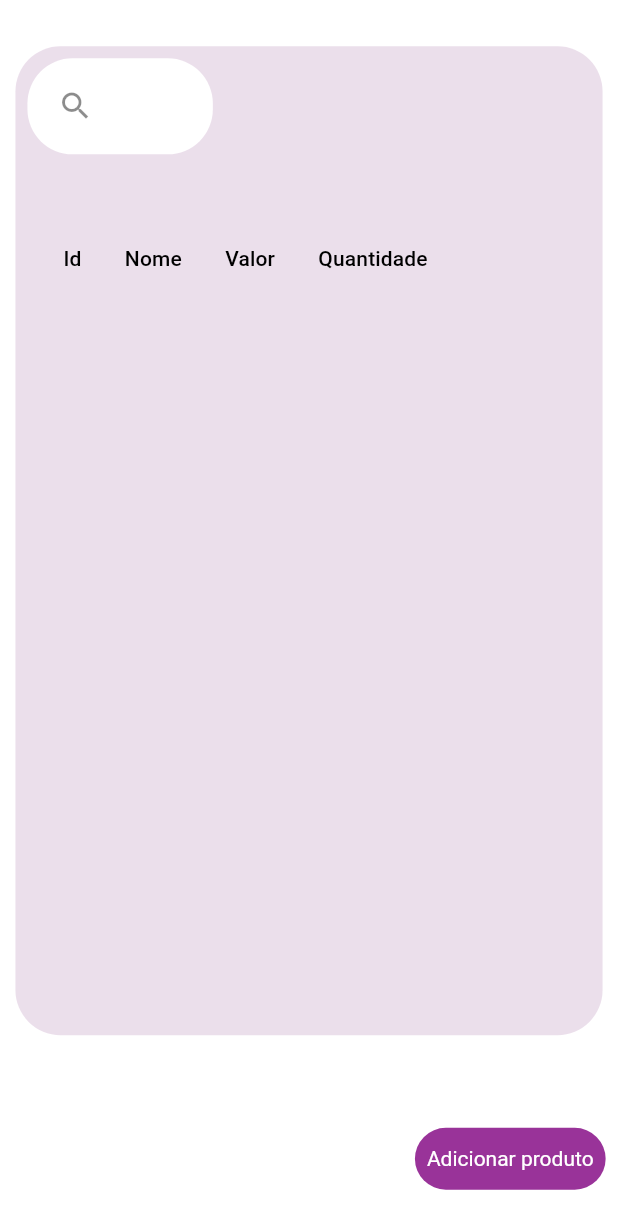
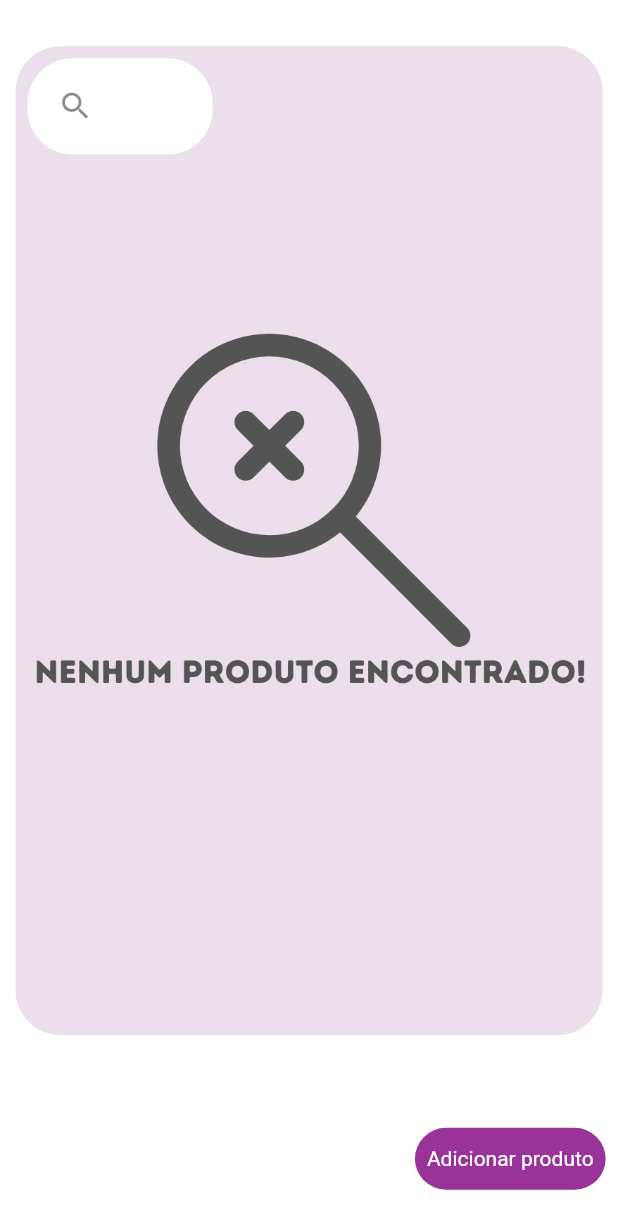
Before and after one commit to Leoquallio/Flutter-Emporio, a Flutter app: the ProductScreen widget shown alone on an empty page, opened directly, on a phone screen of 412 x 824 dp. Shown: the top 1229 px of the screen. Run offline on Flutter 3.47's test engine with Material 2 defaults, Android fonts, the phone set to English and light mode, and no system bars; our stand-ins replace dio; network calls fail.

Commit message:
create mvp product list

```diff
--- a/lib/src/view/product/product_screen.dart
+++ b/lib/src/view/product/product_screen.dart
@@ -74,6 +74,13 @@ class _ProductScreenState extends State<ProductScreen> {
                       builder: (context, productController, _) =>
                           productController.isLoading
                               ? const Center(child: CircularProgressIndicator())
+                              : productController.products.isEmpty
+                                  ? Center(
+                                      child: Image.asset(
+                                        'assets/images/products_not_found.png',
+                                        height: size.height * 0.5,
+                                      ),
+                                    )
                                   : DataTable(
                                       columnSpacing: size.width <= 1000
                                           ? size.width * 0.07
@@ -89,13 +96,15 @@ class _ProductScreenState extends State<ProductScreen> {
                                           .map((product) => DataRow(
                                                 cells: [
                                                   DataCell(
-                                                Text(product.idProduto != null
+                                                    Text(product.idProduto !=
+                                                            null
                                                         ? product.idProduto
                                                             .toString()
                                                         : ''),
                                                   ),
                                                   DataCell(
-                                                Text(product.nomeProduto != null
+                                                    Text(product.nomeProduto !=
+                                                            null
                                                         ? product.nomeProduto!
                                                         : ''),
                                                   ),
@@ -106,7 +115,8 @@ class _ProductScreenState extends State<ProductScreen> {
                                                         : ''),
                                                   ),
                                                   DataCell(
-                                                Text(product.qtdEstoque != null
+                                                    Text(product.qtdEstoque !=
+                                                            null
                                                         ? product.qtdEstoque
                                                             .toString()
                                                         : ''),
```
Also changed, not shown: assets/images/products_not_found.png (added). Lines whose indentation alone changed are shown as unchanged.
